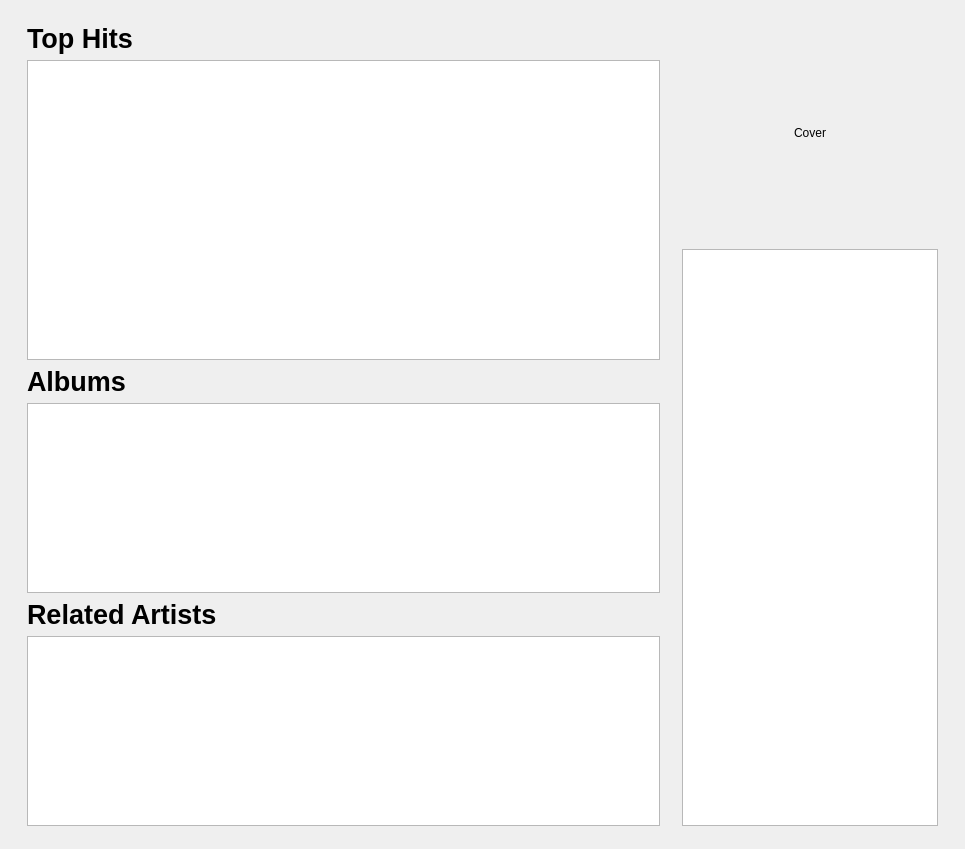
This is src/libtomahawk/widgets/infowidgets/ArtistInfoWidget.ui in tomahawk-player/tomahawk as Qt 5 draws it before an edit. The edited form follows.
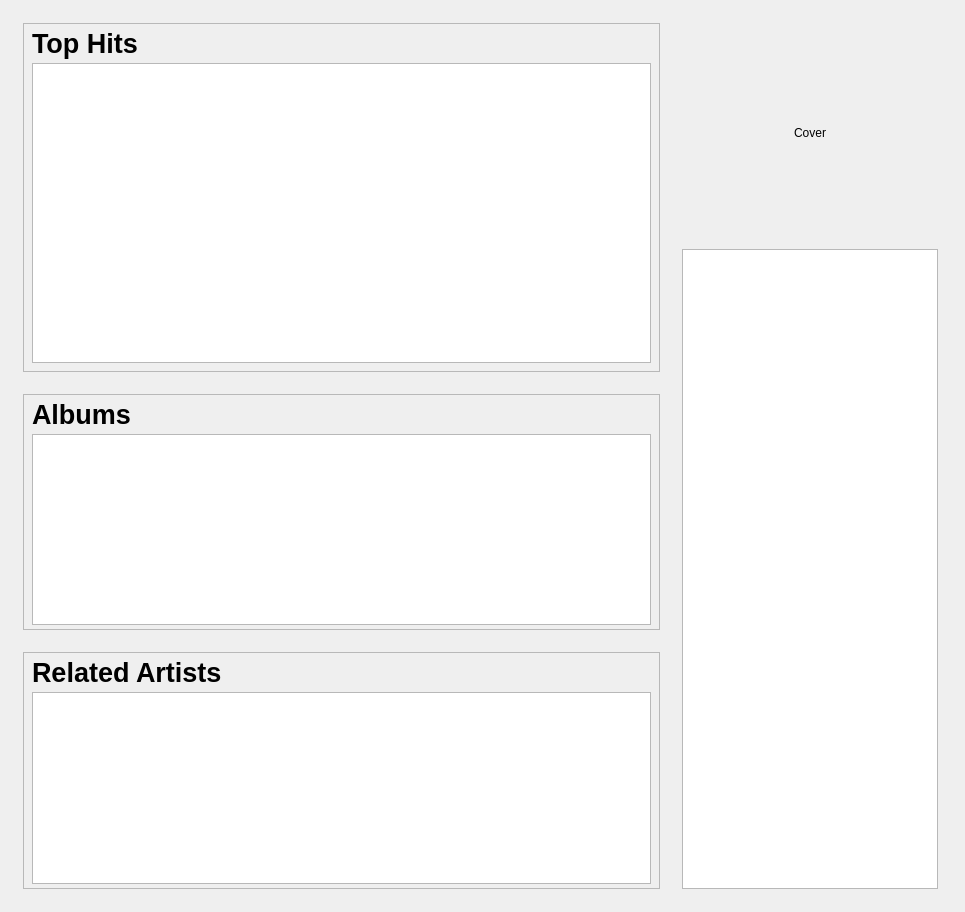
This is the edited form. Custom widgets are drawn as their Qt base class.

Commit message: * Tweaked artist page some more.

What changed in the file:
```diff
--- a/src/libtomahawk/widgets/infowidgets/ArtistInfoWidget.ui
+++ b/src/libtomahawk/widgets/infowidgets/ArtistInfoWidget.ui
@@ -7,7 +7,7 @@
     <x>0</x>
     <y>0</y>
     <width>965</width>
-    <height>824</height>
+    <height>912</height>
    </rect>
   </property>
   <property name="windowTitle">
@@ -17,7 +17,7 @@
    <item>
     <layout class="QHBoxLayout" name="horizontalLayout">
      <property name="leftMargin">
-      <number>16</number>
+      <number>12</number>
      </property>
      <property name="topMargin">
       <number>12</number>
@@ -31,6 +31,36 @@
      <item>
       <layout class="QVBoxLayout" name="verticalLayout">
        <item>
+        <widget class="QFrame" name="trackFrame">
+         <property name="minimumSize">
+          <size>
+           <width>0</width>
+           <height>0</height>
+          </size>
+         </property>
+         <property name="frameShape">
+          <enum>QFrame::StyledPanel</enum>
+         </property>
+         <property name="frameShadow">
+          <enum>QFrame::Raised</enum>
+         </property>
+         <layout class="QVBoxLayout" name="verticalLayout_6">
+          <property name="spacing">
+           <number>4</number>
+          </property>
+          <property name="leftMargin">
+           <number>8</number>
+          </property>
+          <property name="topMargin">
+           <number>4</number>
+          </property>
+          <property name="rightMargin">
+           <number>8</number>
+          </property>
+          <property name="bottomMargin">
+           <number>8</number>
+          </property>
+          <item>
         <widget class="QLabel" name="label">
          <property name="font">
           <font>
@@ -60,6 +90,55 @@
          </property>
         </widget>
        </item>
+         </layout>
+        </widget>
+       </item>
+       <item>
+        <spacer name="verticalSpacer">
+         <property name="orientation">
+          <enum>Qt::Vertical</enum>
+         </property>
+         <property name="sizeType">
+          <enum>QSizePolicy::Fixed</enum>
+         </property>
+         <property name="sizeHint" stdset="0">
+          <size>
+           <width>20</width>
+           <height>16</height>
+          </size>
+         </property>
+        </spacer>
+       </item>
+       <item>
+        <widget class="QFrame" name="albumFrame">
+         <property name="minimumSize">
+          <size>
+           <width>0</width>
+           <height>0</height>
+          </size>
+         </property>
+         <property name="frameShape">
+          <enum>QFrame::StyledPanel</enum>
+         </property>
+         <property name="frameShadow">
+          <enum>QFrame::Raised</enum>
+         </property>
+         <layout class="QVBoxLayout" name="verticalLayout_4">
+          <property name="spacing">
+           <number>4</number>
+          </property>
+          <property name="leftMargin">
+           <number>8</number>
+          </property>
+          <property name="topMargin">
+           <number>4</number>
+          </property>
+          <property name="rightMargin">
+           <number>8</number>
+          </property>
+          <property name="bottomMargin">
+           <number>4</number>
+          </property>
        <item>
         <widget class="QLabel" name="label_3">
          <property name="font">
@@ -94,6 +173,55 @@
          </property>
         </widget>
        </item>
+         </layout>
+        </widget>
+       </item>
+       <item>
+        <spacer name="verticalSpacer_2">
+         <property name="orientation">
+          <enum>Qt::Vertical</enum>
+         </property>
+         <property name="sizeType">
+          <enum>QSizePolicy::Fixed</enum>
+         </property>
+         <property name="sizeHint" stdset="0">
+          <size>
+           <width>20</width>
+           <height>16</height>
+          </size>
+         </property>
+        </spacer>
+       </item>
+       <item>
+        <widget class="QFrame" name="artistFrame">
+         <property name="minimumSize">
+          <size>
+           <width>0</width>
+           <height>0</height>
+          </size>
+         </property>
+         <property name="frameShape">
+          <enum>QFrame::StyledPanel</enum>
+         </property>
+         <property name="frameShadow">
+          <enum>QFrame::Raised</enum>
+         </property>
+         <layout class="QVBoxLayout" name="verticalLayout_5">
+          <property name="spacing">
+           <number>4</number>
+          </property>
+          <property name="leftMargin">
+           <number>8</number>
+          </property>
+          <property name="topMargin">
+           <number>4</number>
+          </property>
+          <property name="rightMargin">
+           <number>8</number>
+          </property>
+          <property name="bottomMargin">
+           <number>4</number>
+          </property>
        <item>
         <widget class="QLabel" name="label_2">
          <property name="font">
@@ -126,6 +254,9 @@
            <height>190</height>
           </size>
          </property>
+           </widget>
+          </item>
+         </layout>
         </widget>
        </item>
       </layout>
```
Lines whose indentation alone changed are shown as unchanged. The commit also changes 1 other file.
